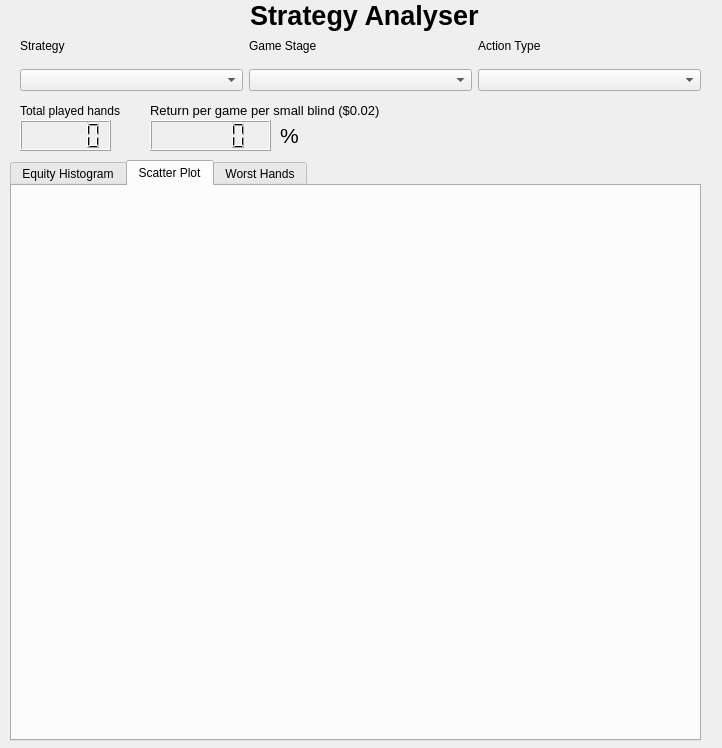
dickreuter/Poker, file gui/gui_qt_ui_analyser.ui: the form before one commit.
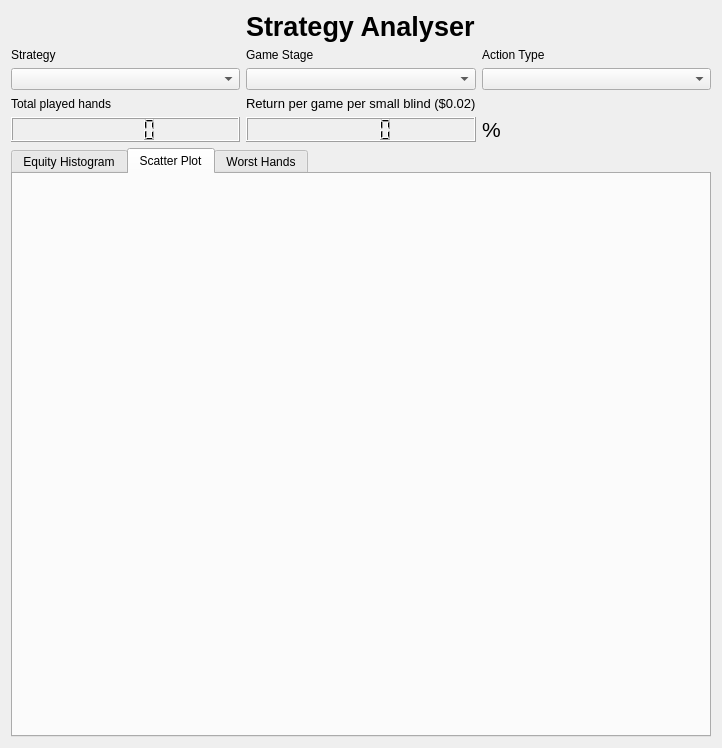
The form after the commit. The open tabs and pages were chosen to show the change.

What changed in the file:
```diff
--- a/gui/gui_qt_ui_analyser.ui
+++ b/gui/gui_qt_ui_analyser.ui
@@ -28,15 +28,9 @@
   <property name="windowTitle">
    <string>Strategy Analyser</string>
   </property>
+  <layout class="QGridLayout" name="gridLayout">
+   <item row="0" column="1" colspan="2">
   <widget class="QLabel" name="label_4">
-   <property name="geometry">
-    <rect>
-     <x>250</x>
-     <y>0</y>
-     <width>261</width>
-     <height>31</height>
-    </rect>
-   </property>
    <property name="font">
     <font>
      <pointsize>20</pointsize>
@@ -48,15 +42,84 @@
     <string>Strategy Analyser</string>
    </property>
   </widget>
+   </item>
+   <item row="1" column="0" colspan="3">
+    <layout class="QHBoxLayout" name="horizontalLayout_2">
+     <item>
+      <widget class="QLabel" name="label">
+       <property name="text">
+        <string>Strategy</string>
+       </property>
+      </widget>
+     </item>
+     <item>
+      <widget class="QLabel" name="label_2">
+       <property name="text">
+        <string>Game Stage</string>
+       </property>
+      </widget>
+     </item>
+     <item>
+      <widget class="QLabel" name="label_3">
+       <property name="text">
+        <string>Action Type</string>
+       </property>
+      </widget>
+     </item>
+    </layout>
+   </item>
+   <item row="2" column="0" colspan="3">
+    <layout class="QHBoxLayout" name="horizontalLayout">
+     <item>
+      <widget class="QComboBox" name="combobox_strategy"/>
+     </item>
+     <item>
+      <widget class="QComboBox" name="combobox_gamestage"/>
+     </item>
+     <item>
+      <widget class="QComboBox" name="combobox_actiontype"/>
+     </item>
+    </layout>
+   </item>
+   <item row="3" column="0">
+    <widget class="QLabel" name="label_6">
+     <property name="text">
+      <string>Total played hands</string>
+     </property>
+    </widget>
+   </item>
+   <item row="3" column="1" colspan="2">
+    <widget class="QLabel" name="label_5">
+     <property name="font">
+      <font>
+       <pointsize>10</pointsize>
+      </font>
+     </property>
+     <property name="text">
+      <string>Return per game per small blind ($0.02)</string>
+     </property>
+    </widget>
+   </item>
+   <item row="4" column="0">
+    <widget class="QLCDNumber" name="lcdNumber_2"/>
+   </item>
+   <item row="4" column="1">
+    <widget class="QLCDNumber" name="lcdNumber"/>
+   </item>
+   <item row="4" column="2">
+    <widget class="QLabel" name="label_7">
+     <property name="font">
+      <font>
+       <pointsize>16</pointsize>
+      </font>
+     </property>
+     <property name="text">
+      <string>%</string>
+     </property>
+    </widget>
+   </item>
+   <item row="5" column="0" colspan="3">
   <widget class="QTabWidget" name="tabWidget">
-   <property name="geometry">
-    <rect>
-     <x>10</x>
-     <y>160</y>
-     <width>691</width>
-     <height>581</height>
-    </rect>
-   </property>
    <property name="currentIndex">
     <number>0</number>
    </property>
@@ -114,162 +177,31 @@
     <attribute name="title">
      <string>Scatter Plot</string>
     </attribute>
-    <widget class="QWidget" name="horizontalLayoutWidget_4">
-     <property name="geometry">
-      <rect>
-       <x>10</x>
-       <y>10</y>
-       <width>661</width>
-       <height>531</height>
-      </rect>
-     </property>
+      <layout class="QGridLayout" name="gridLayout_3">
+       <item row="0" column="0">
      <layout class="QHBoxLayout" name="horizontalLayout_4"/>
-    </widget>
+       </item>
+      </layout>
    </widget>
    <widget class="QWidget" name="WorstGames">
     <attribute name="title">
      <string>Worst Hands</string>
     </attribute>
+      <layout class="QGridLayout" name="gridLayout_2">
+       <item row="0" column="0">
     <widget class="QTableView" name="tableView">
-     <property name="geometry">
-      <rect>
-       <x>10</x>
-       <y>10</y>
-       <width>661</width>
-       <height>541</height>
-      </rect>
-     </property>
      <property name="font">
       <font>
        <pointsize>8</pointsize>
       </font>
      </property>
     </widget>
-   </widget>
-  </widget>
-  <widget class="QLabel" name="label_7">
-   <property name="geometry">
-    <rect>
-     <x>280</x>
-     <y>120</y>
-     <width>61</width>
-     <height>31</height>
-    </rect>
-   </property>
-   <property name="font">
-    <font>
-     <pointsize>16</pointsize>
-    </font>
-   </property>
-   <property name="text">
-    <string>%</string>
-   </property>
-  </widget>
-  <widget class="QLabel" name="label_5">
-   <property name="geometry">
-    <rect>
-     <x>150</x>
-     <y>100</y>
-     <width>231</width>
-     <height>21</height>
-    </rect>
-   </property>
-   <property name="font">
-    <font>
-     <pointsize>10</pointsize>
-    </font>
-   </property>
-   <property name="text">
-    <string>Return per game per small blind ($0.02)</string>
-   </property>
-  </widget>
-  <widget class="QLabel" name="label_6">
-   <property name="geometry">
-    <rect>
-     <x>20</x>
-     <y>100</y>
-     <width>101</width>
-     <height>21</height>
-    </rect>
-   </property>
-   <property name="text">
-    <string>Total played hands</string>
-   </property>
-  </widget>
-  <widget class="QWidget" name="horizontalLayoutWidget_2">
-   <property name="geometry">
-    <rect>
-     <x>20</x>
-     <y>30</y>
-     <width>681</width>
-     <height>31</height>
-    </rect>
-   </property>
-   <layout class="QHBoxLayout" name="horizontalLayout_2">
-    <item>
-     <widget class="QLabel" name="label">
-      <property name="text">
-       <string>Strategy</string>
-      </property>
-     </widget>
-    </item>
-    <item>
-     <widget class="QLabel" name="label_2">
-      <property name="text">
-       <string>Game Stage</string>
-      </property>
-     </widget>
-    </item>
-    <item>
-     <widget class="QLabel" name="label_3">
-      <property name="text">
-       <string>Action Type</string>
-      </property>
-     </widget>
-    </item>
-   </layout>
-  </widget>
-  <widget class="QLCDNumber" name="lcdNumber_2">
-   <property name="geometry">
-    <rect>
-     <x>20</x>
-     <y>120</y>
-     <width>91</width>
-     <height>31</height>
-    </rect>
-   </property>
-  </widget>
-  <widget class="QWidget" name="horizontalLayoutWidget">
-   <property name="geometry">
-    <rect>
-     <x>20</x>
-     <y>60</y>
-     <width>681</width>
-     <height>41</height>
-    </rect>
-   </property>
-   <layout class="QHBoxLayout" name="horizontalLayout">
-    <item>
-     <widget class="QComboBox" name="combobox_strategy"/>
-    </item>
-    <item>
-     <widget class="QComboBox" name="combobox_gamestage"/>
-    </item>
-    <item>
-     <widget class="QComboBox" name="combobox_actiontype"/>
-    </item>
-   </layout>
-  </widget>
-  <widget class="QLCDNumber" name="lcdNumber">
-   <property name="geometry">
-    <rect>
-     <x>150</x>
-     <y>120</y>
-     <width>121</width>
-     <height>31</height>
-    </rect>
-   </property>
-  </widget>
+       </item>
+      </layout>
+     </widget>
+    </widget>
+   </item>
+  </layout>
  </widget>
  <resources/>
  <connections/>
```
Lines whose indentation alone changed are shown as unchanged.
